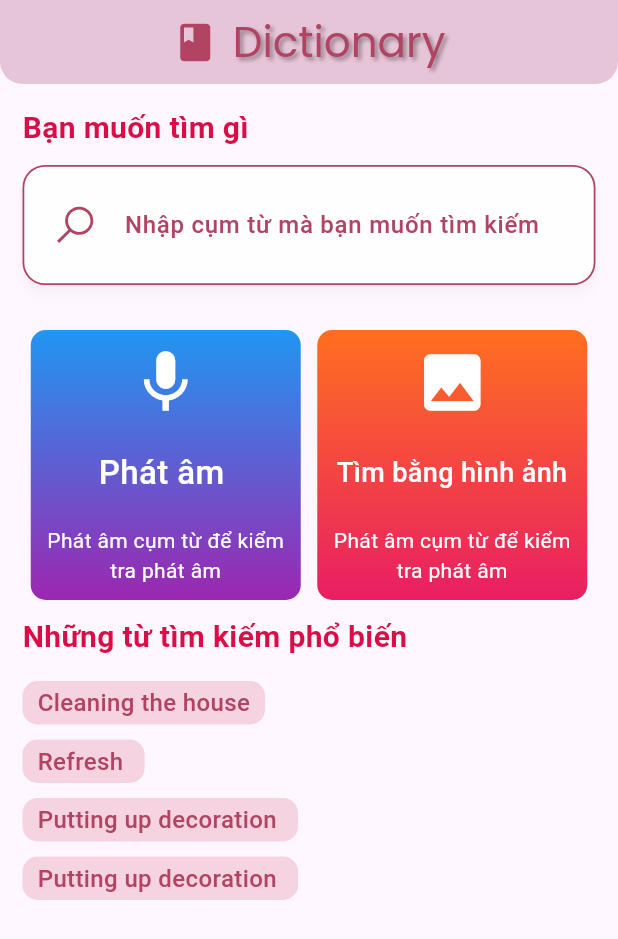
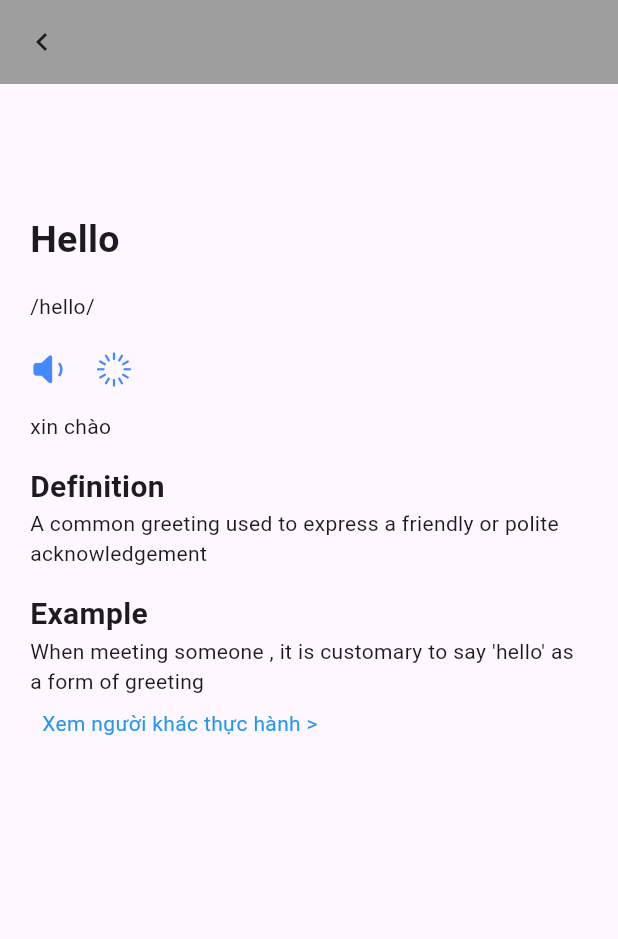
Before and after one commit to Hungyen0303/FlashCard, a Flutter app: the Dictionarypage screen opened directly, after a tap on "Nhập cụm từ mà bạn muốn tìm kiếm", after a tap on "Tra cứu", on a phone screen of 412 x 824 dp. Shown: the top 939 px of the screen. Run offline on Flutter 3.47's test engine with Material 3 defaults, Android fonts, the phone set to English and light mode, and no system bars; our stand-ins replace google_fonts, google_nav_bar, introduction_screen, line_icons, material_symbols_icons; missing offline and left inert: flutter_flip_card; Roboto replaces fonts that are missing (MainFont).

Commit message:
complete UI for result word search page

```diff
--- a/lib/pages/DictionaryPage.dart
+++ b/lib/pages/DictionaryPage.dart
@@ -1,4 +1,5 @@
 import 'package:flashcard_learning/color/AllColor.dart';
+import 'package:flashcard_learning/pages/SearchResultPage.dart';
 import 'package:flashcard_learning/widgets/BoxText.dart';
 import 'package:flutter/cupertino.dart';
 import 'package:flutter/material.dart';
@@ -21,7 +22,8 @@ class _DictionarypageState extends State<Dictionarypage> {
     color: Color(0xffdb0d46),
     fontSize: 20,
   );
-  bool isSearch = false ;
+  bool isSearch = false;
+
   AppBar buildAppBar() {
     return AppBar(
       title: Row(
@@ -75,7 +77,7 @@ class _DictionarypageState extends State<Dictionarypage> {
                   padding: const EdgeInsets.only(bottom: 10),
                   child: Text(
                     "Bạn muốn tìm gì",
-                    style: titleStyle ,
+                    style: titleStyle,
                   ),
                 ),
                 // if (isSearch)
@@ -97,7 +99,7 @@ class _DictionarypageState extends State<Dictionarypage> {
                   onTapOutside: (event) {
                     FocusManager.instance.primaryFocus?.unfocus();
                     setState(() {
-                      isSearch = false;
+                     // isSearch = false;
                     });
                   },
                   controller: _searchController,
@@ -151,25 +153,25 @@ class _DictionarypageState extends State<Dictionarypage> {
                 Center(
                   child: AnimatedOpacity(
                     duration: Duration(milliseconds: 300),
-                    opacity: isSearch ? 1 : 0.2 ,
+                    opacity: isSearch ? 1 : 0.2,
                     child: Visibility(
 
-                      visible: isSearch,
+                        visible: isSearch,
                         child: SizedBox(
                           width: double.infinity,
                           child: ElevatedButton(
                               style: ElevatedButton.styleFrom(
-                          padding: EdgeInsets.symmetric(vertical: 20),
+                                  padding: EdgeInsets.symmetric(vertical: 20),
                                   shape: RoundedRectangleBorder(
                                       side: BorderSide(
                                         color: MAIN_THEME_PINK_TEXT,
                                       ),
                                       borderRadius:
-                                          BorderRadius.all(Radius.circular(10)))),
+                                      BorderRadius.all(Radius.circular(10)))),
                               onPressed: () {
                                 gotoSearchPage(_searchController.text);
                               },
-                              child: Text("Tra cứu" , style: TextStyle(
+                              child: Text("Tra cứu", style: TextStyle(
                                 fontSize: 20,
                               ),)),
                         )),
@@ -184,7 +186,7 @@ class _DictionarypageState extends State<Dictionarypage> {
                     Container(
                       height: 180,
                       padding:
-                          EdgeInsets.symmetric(vertical: 10, horizontal: 10),
+                      EdgeInsets.symmetric(vertical: 10, horizontal: 10),
                       width: 180,
                       decoration: BoxDecoration(
                           borderRadius: BorderRadius.circular(10),
@@ -192,7 +194,7 @@ class _DictionarypageState extends State<Dictionarypage> {
                               colors: [
                                 Color(0xff2196f3), // Xanh dương sáng
                                 Color(0xff9c27b0), // Tím nhạt
-                              ],                      begin: Alignment.topCenter,
+                              ], begin: Alignment.topCenter,
                               end: Alignment.bottomCenter)),
                       child: Column(
                         mainAxisAlignment: MainAxisAlignment.spaceBetween,
@@ -223,7 +225,7 @@ class _DictionarypageState extends State<Dictionarypage> {
                     Container(
                       height: 180,
                       padding:
-                          EdgeInsets.symmetric(vertical: 10, horizontal: 10),
+                      EdgeInsets.symmetric(vertical: 10, horizontal: 10),
                       width: 180,
                       decoration: BoxDecoration(
                           borderRadius: BorderRadius.circular(10),
@@ -264,12 +266,12 @@ class _DictionarypageState extends State<Dictionarypage> {
                     )
                   ],
                 ),
-                SizedBox(height: 10,) ,
+                SizedBox(height: 10,),
                 Text(
-                  style: titleStyle ,
+                  style: titleStyle,
                   "Những từ tìm kiếm phổ biến ",
                 ),
-                SizedBox(height: 10,) ,
+                SizedBox(height: 10,),
                 Boxtext(word: "Cleaning the house", ontap: () {}),
                 Boxtext(word: "Refresh ", ontap: () {}),
                 Boxtext(word: "Putting up decoration ", ontap: () {}),
@@ -280,5 +282,8 @@ class _DictionarypageState extends State<Dictionarypage> {
         ));
   }
 
-  void gotoSearchPage(String text) {}
+  void gotoSearchPage(String text) {
+    Navigator.of(context).push(
+        MaterialPageRoute(builder: (_) => Searchresultpage(text: "Hello"))) ;
+  }
 }
--- /dev/null
+++ b/lib/pages/SearchResultPage.dart
@@ -0,0 +1,103 @@
+import 'package:flutter/cupertino.dart';
+import 'package:flutter/material.dart';
+import 'package:line_icons/line_icons.dart';
+
+class Searchresultpage extends StatelessWidget {
+  Searchresultpage({super.key, required this.text});
+
+  final text;
+
+  void getText() {}
+
+  Padding _buildText(String text, TextStyle? style) {
+    return Padding(
+      padding: EdgeInsets.only(top: 16),
+      child: Text(
+        text,
+        style: style,
+      ),
+    );
+  }
+
+  TextStyle mainWord = TextStyle(
+    fontSize: 25,
+    fontWeight: FontWeight.bold,
+  );
+
+  TextStyle submain = TextStyle(
+    fontSize: 20,
+    fontWeight: FontWeight.bold,
+  );
+
+  @override
+  Widget build(BuildContext context) {
+    return Scaffold(
+      appBar: AppBar(
+        backgroundColor: Colors.grey[500],
+        leading: Padding(
+          padding: EdgeInsets.symmetric(vertical: 5, horizontal: 5),
+          child: GestureDetector(
+            child: Icon(Icons.navigate_before),
+            onTap: () {
+              Navigator.of(context).pop();
+            },
+          ),
+        ),
+      ),
+      body: Padding(
+        padding: EdgeInsets.all(20),
+        child: Column(
+          children: [
+            SizedBox(
+              height: 50,
+            ),
+            Expanded(
+              child: Column(
+                crossAxisAlignment: CrossAxisAlignment.start,
+                children: [
+                  _buildText("Hello", mainWord),
+                  _buildText("/hello/", null),
+                  SizedBox(
+                    height: 20,
+                  ),
+                  Row(
+                    children: [
+                      Icon(
+                        CupertinoIcons.volume_down,
+                        color: Colors.blueAccent,
+                      ),
+                      SizedBox(
+                        width: 20,
+                      ),
+                      Icon(
+                        CupertinoIcons.slowmo,
+                        color: Colors.blueAccent,
+                      ),
+                    ],
+                  ),
+                  _buildText("xin chào ", null),
+                  _buildText("Definition", submain),
+                  Text(
+                      "A common greeting used to express a friendly or polite acknowledgement"),
+                  _buildText("Example", submain),
+                  Text(
+                      "When meeting someone , it is customary to say 'hello' as a form of greeting  "),
+                  Padding(
+                    padding: const EdgeInsets.all(8.0),
+                    child: GestureDetector(
+                      onTap: () {},
+                      child: Text(
+                        "Xem người khác thực hành >",
+                        style: TextStyle(color: Colors.blue),
+                      ),
+                    ),
+                  )
+                ],
+              ),
+            ),
+          ],
+        ),
+      ),
+    );
+  }
+}
```
